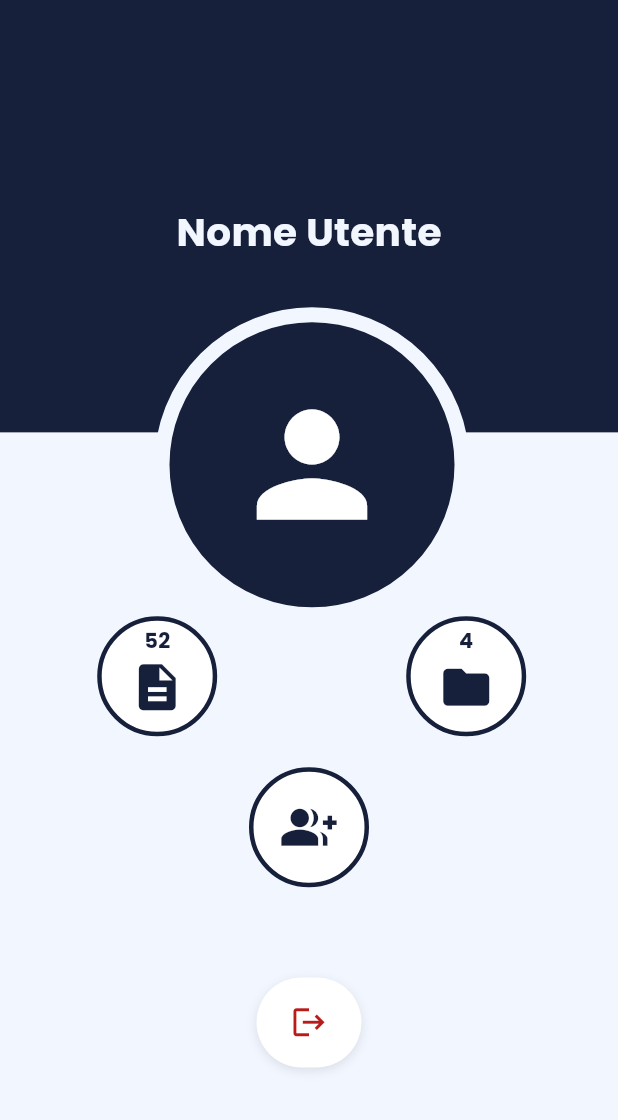
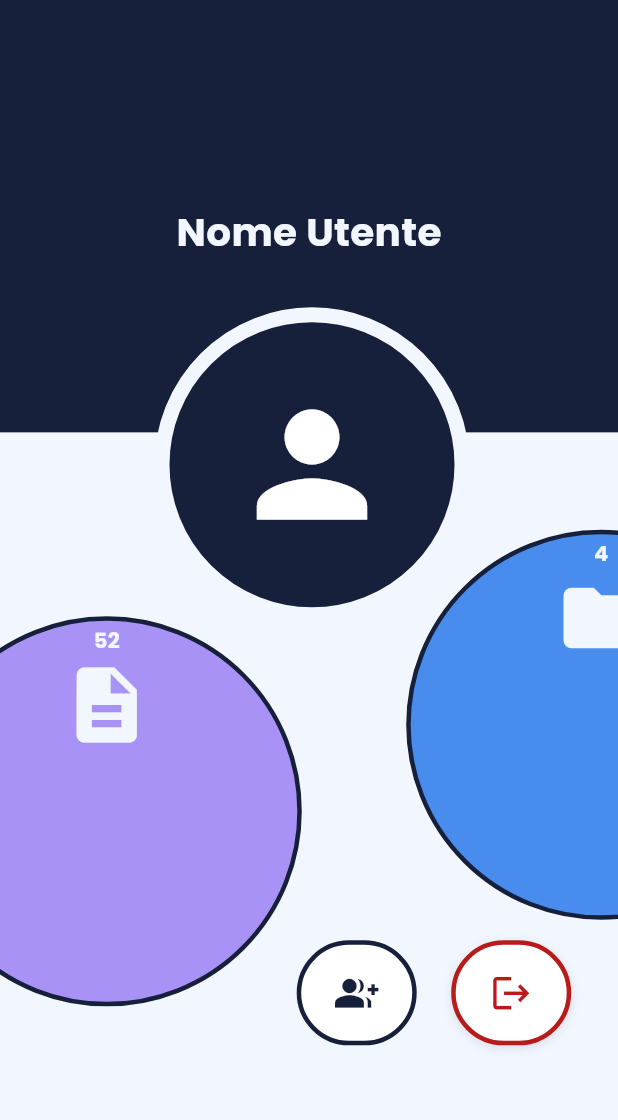
Before and after one commit to Crespi09/the_vault, a Flutter app: the UserTabView widget shown alone on an empty page, opened directly, on a phone screen of 412 x 824 dp. Shown: the top 1120 px of the screen. Run offline on Flutter 3.47's test engine with Material 3 defaults, Android fonts, the phone set to English and light mode, and no system bars; our stand-ins replace rive.

Commit message:
user tab aggiunta sfere

```diff
--- a/lib/app/navigation/user_tab_view.dart
+++ b/lib/app/navigation/user_tab_view.dart
@@ -43,6 +43,8 @@ class _UserTabViewState extends State<UserTabView> {
                         fontSize: 26,
                         fontWeight: FontWeight.bold,
                         fontFamily: 'Poppins',
+                        // decoration: TextDecoration.underline,
+                        // decorationColor: RiveAppTheme.background,
                       ),
                     ),
                   ),
@@ -58,26 +60,26 @@ class _UserTabViewState extends State<UserTabView> {
                     children: [
                       Positioned(
                         top: screenHeight * 0.27 - 100,
-                        left: MediaQuery.of(context).size.width * 0.40 - 100,
+                        left: MediaQuery.of(context).size.width * 0.10 - 100,
                         child: Container(
-                          width: 80,
-                          height: 80,
+                          width: 260,
+                          height: 260,
                           decoration: BoxDecoration(
-                            boxShadow: [
-                              BoxShadow(
-                                color: RiveAppTheme.background.withOpacity(0.3),
-                                offset: const Offset(0, 3),
-                                blurRadius: 5,
-                              ),
-                              BoxShadow(
-                                color: RiveAppTheme.background.withOpacity(0.3),
-                                offset: const Offset(0, 30),
-                                blurRadius: 30,
-                              ),
-                            ],
-                            color: Colors.white,
-                            backgroundBlendMode: BlendMode.luminosity,
-                            borderRadius: BorderRadius.circular(100),
+                            // boxShadow: [
+                            //   BoxShadow(
+                            //     color: RiveAppTheme.background.withOpacity(0.3),
+                            //     offset: const Offset(0, 3),
+                            //     blurRadius: 5,
+                            //   ),
+                            //   BoxShadow(
+                            //     color: RiveAppTheme.background.withOpacity(0.3),
+                            //     offset: const Offset(0, 30),
+                            //     blurRadius: 30,
+                            //   ),
+                            // ],
+                            color: const Color(0xFF7850F0).withOpacity(0.6),
+                            // backgroundBlendMode: BlendMode.luminosity
+                            borderRadius: BorderRadius.circular(130),
                             border: Border.all(
                               color: RiveAppTheme.background2,
                               width: 3,
@@ -92,7 +94,7 @@ class _UserTabViewState extends State<UserTabView> {
                                 child: Text(
                                   "52",
                                   style: TextStyle(
-                                    color: RiveAppTheme.background2,
+                                    color: RiveAppTheme.background,
                                     fontSize: 14,
                                     fontWeight: FontWeight.bold,
                                     fontFamily: 'Poppins',
@@ -101,8 +103,8 @@ class _UserTabViewState extends State<UserTabView> {
                               ),
                               Icon(
                                 Icons.description,
-                                size: 37,
-                                color: RiveAppTheme.background2,
+                                size: 60,
+                                color: RiveAppTheme.background,
                               ),
                             ],
                           ),
@@ -110,27 +112,27 @@ class _UserTabViewState extends State<UserTabView> {
                       ),
 
                       Positioned(
-                        top: screenHeight * 0.27 - 100,
+                        top: screenHeight * 0.20 - 100,
                         left: MediaQuery.of(context).size.width * 0.90 - 100,
                         child: Container(
-                          width: 80,
-                          height: 80,
+                          width: 260,
+                          height: 260,
                           decoration: BoxDecoration(
-                            boxShadow: [
-                              BoxShadow(
-                                color: RiveAppTheme.background.withOpacity(0.3),
-                                offset: const Offset(0, 3),
-                                blurRadius: 5,
-                              ),
-                              BoxShadow(
-                                color: RiveAppTheme.background.withOpacity(0.3),
-                                offset: const Offset(0, 30),
-                                blurRadius: 30,
-                              ),
-                            ],
-                            color: Colors.white,
-                            backgroundBlendMode: BlendMode.luminosity,
-                            borderRadius: BorderRadius.circular(100),
+                            // boxShadow: [
+                            //   BoxShadow(
+                            //     color: RiveAppTheme.background.withOpacity(0.3),
+                            //     offset: const Offset(0, 3),
+                            //     blurRadius: 5,
+                            //   ),
+                            //   BoxShadow(
+                            //     color: RiveAppTheme.background.withOpacity(0.3),
+                            //     offset: const Offset(0, 30),
+                            //     blurRadius: 30,
+                            //   ),
+                            // ],
+                            color: Color(0xFF005FE7).withOpacity(0.7),
+                            // backgroundBlendMode: BlendMode.luminosity,
+                            borderRadius: BorderRadius.circular(130),
                             border: Border.all(
                               color: RiveAppTheme.background2,
                               width: 3,
@@ -145,7 +147,7 @@ class _UserTabViewState extends State<UserTabView> {
                                 child: Text(
                                   "4",
                                   style: TextStyle(
-                                    color: RiveAppTheme.background2,
+                                    color: RiveAppTheme.background,
                                     fontSize: 14,
                                     fontWeight: FontWeight.bold,
                                     fontFamily: 'Poppins',
@@ -154,8 +156,8 @@ class _UserTabViewState extends State<UserTabView> {
                               ),
                               Icon(
                                 Icons.folder,
-                                size: 37,
-                                color: RiveAppTheme.background2,
+                                size: 60,
+                                color: RiveAppTheme.background,
                               ),
                             ],
                           ),
@@ -163,10 +165,8 @@ class _UserTabViewState extends State<UserTabView> {
                       ),
 
                       Positioned(
-                        top: screenHeight * 0.38 - 100,
-                        // Centrare orizzontalmente il bottone
-                        left: 0,
-                        right: 0,
+                        top: screenHeight * 0.52 - 100,
+                        left: MediaQuery.of(context).size.width * 0.65 - 100,
                         child: Center(
                           child: CupertinoButton(
                             pressedOpacity: 1,
@@ -177,7 +177,7 @@ class _UserTabViewState extends State<UserTabView> {
                             ),
                             child: Container(
                               width: 80,
-                              height: 80,
+                              height: 70,
                               decoration: BoxDecoration(
                                 boxShadow: [
                                   BoxShadow(
@@ -197,7 +197,7 @@ class _UserTabViewState extends State<UserTabView> {
                                 ],
                                 color: Colors.white,
                                 backgroundBlendMode: BlendMode.luminosity,
-                                borderRadius: BorderRadius.circular(100),
+                                borderRadius: BorderRadius.circular(90),
                                 border: Border.all(
                                   color: RiveAppTheme.background2,
                                   width: 3,
@@ -205,7 +205,7 @@ class _UserTabViewState extends State<UserTabView> {
                               ),
                               child: Icon(
                                 Icons.group_add,
-                                size: 37,
+                                size: 29,
                                 color: RiveAppTheme.background2,
                               ),
                             ),
@@ -215,10 +215,9 @@ class _UserTabViewState extends State<UserTabView> {
 
                       // logout btn
                       Positioned(
-                        top: screenHeight * 0.55 - 100,
-                        // Centrare orizzontalmente il bottone
-                        left: 0,
-                        right: 0,
+                        top: screenHeight * 0.52 - 100,
+                        left: MediaQuery.of(context).size.width * 0.90 - 100,
+
                         child: Center(
                           child: CupertinoButton(
                             pressedOpacity: 1,
@@ -228,10 +227,10 @@ class _UserTabViewState extends State<UserTabView> {
                               vertical: 10,
                             ),
                             child: Container(
-                              width: 70,
-                              height: 60,
+                              width: 80,
+                              height: 70,
                               decoration: BoxDecoration(
-                                borderRadius: BorderRadius.circular(30),
+                                borderRadius: BorderRadius.circular(90),
                                 color: Colors.white,
                                 // Opzionale: aggiunta di un'ombra
                                 boxShadow: [
@@ -241,6 +240,10 @@ class _UserTabViewState extends State<UserTabView> {
                                     offset: Offset(0, 2),
                                   ),
                                 ],
+                                border: Border.all(
+                                  color: Color.fromARGB(255, 185, 27, 27),
+                                  width: 3,
+                                ),
                               ),
                               padding: const EdgeInsets.symmetric(
                                 horizontal: 20,
@@ -250,19 +253,9 @@ class _UserTabViewState extends State<UserTabView> {
                                 mainAxisSize: MainAxisSize.min,
                                 mainAxisAlignment: MainAxisAlignment.center,
                                 children: [
-                                  // Text(
-                                  //   'LOGOUT',
-                                  //   style: const TextStyle(
-                                  //     color: Color.fromARGB(255, 185, 27, 27),
-                                  //     fontFamily: 'Inter',
-                                  //     fontWeight: FontWeight.w600,
-                                  //     fontSize: 17,
-                                  //   ),
-                                  // ),
-                                  // const SizedBox(width: 8),
                                   Icon(
                                     Icons.logout,
-                                    size: 25,
+                                    size: 29,
                                     color: Color.fromARGB(255, 185, 27, 27),
                                   ),
                                 ],
```
